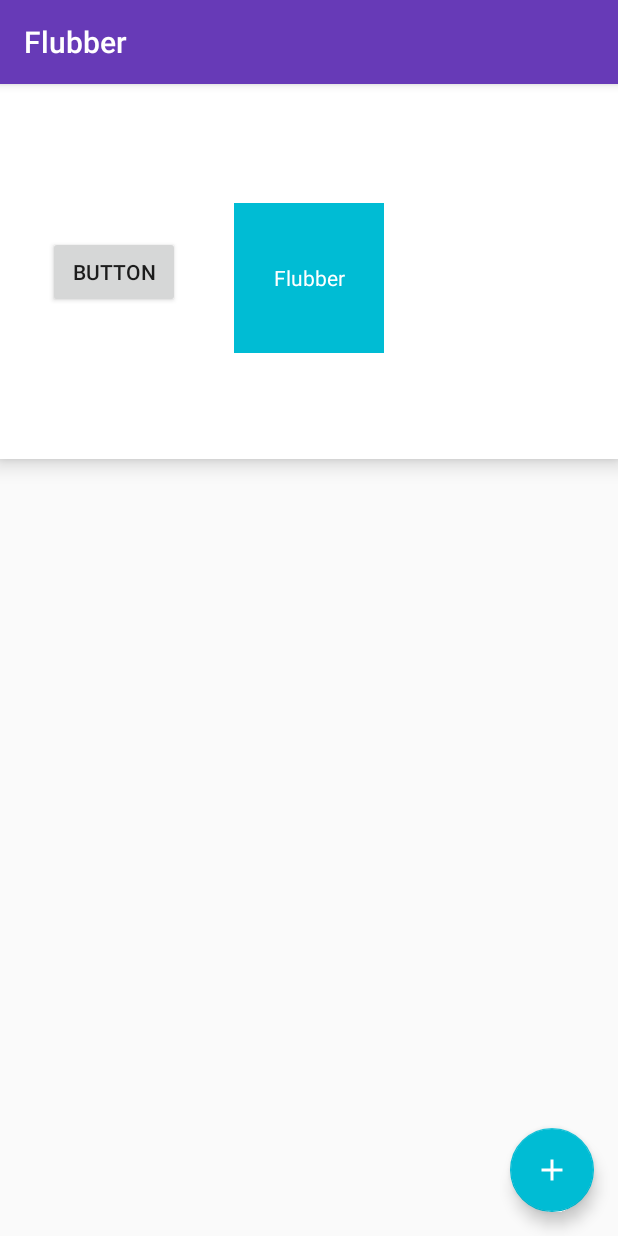
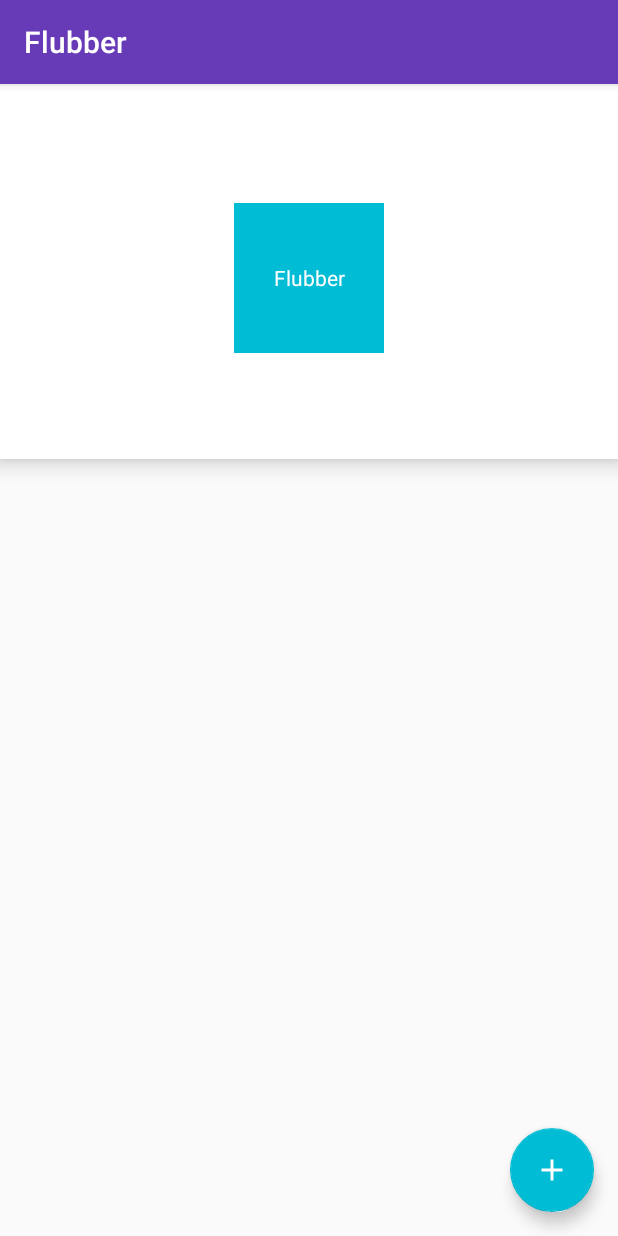
Before and after one commit to Appolica/Flubber, an Android app: the screen it shows after launch (MainActivity), after a tap on "Flubber", on a phone screen of 412 x 824 dp. Run offline under Robolectric (Android 15) with nearby library versions, the phone set to English and light mode, and no system bars; our stand-ins replace data binding; libraries missing offline, so code that uses them is left out: com.annimon.stream; 3 statements that could not run were skipped.

```diff
--- a/Flubber/demo/src/main/java/com/appolica/sample/ui/main/activity/MainActivity.java
+++ b/Flubber/demo/src/main/java/com/appolica/sample/ui/main/activity/MainActivity.java
@@ -56,8 +56,6 @@ public class MainActivity
 
         restoreState(savedInstanceState);
         binding.setEditorOpen(isEditorOpen());
-
-        binding.button.setOnClickListener(v -> onFlubberClick(binding.button));
     }
 
     private void restoreState(Bundle savedInstanceState) {
@@ -95,20 +93,6 @@ public class MainActivity
                 allAnimationsSet.start();
             }
         }
-
-        Flubber.with()
-                .animation(Flubber.AnimationPreset.SCALE_X)
-                .animation(Flubber.AnimationPreset.SCALE_Y)
-                .scaleX(0, 1)
-                .scaleY(0, 1)
-                .repeatCount(1)
-                .duration(500)
-                .damping(0.5F)
-                .interpolator(Flubber.Curve.SPRING)
-                .velocity(200)
-                .delay(2)
-                .autoStart(true)
-                .createFor(view);
     }
 
     @Override
--- a/Flubber/demo/src/main/res/layout/activity_main.xml
+++ b/Flubber/demo/src/main/res/layout/activity_main.xml
@@ -63,16 +63,6 @@
                 app:layout_constraintTop_toTopOf="parent"
                 app:layout_constraintVertical_bias="0.5"/>
 
-            <Button
-                android:id="@+id/button"
-                android:layout_width="wrap_content"
-                android:layout_height="wrap_content"
-                android:layout_marginStart="32dp"
-                android:text="Button"
-                app:layout_constraintBottom_toBottomOf="parent"
-                app:layout_constraintStart_toStartOf="parent"
-                app:layout_constraintTop_toTopOf="parent" />
-
         </androidx.constraintlayout.widget.ConstraintLayout>
 
         <FrameLayout
```
